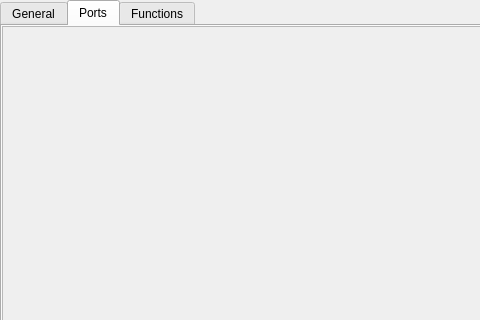
Before: the Qt Designer form src/GUI/blockDialogCreate/createblock.ui in jurajkula/ICP, drawn with Qt 5; both pictures show x 0 to 480 and y 0 to 320 of the 643 by 494 pixel window.
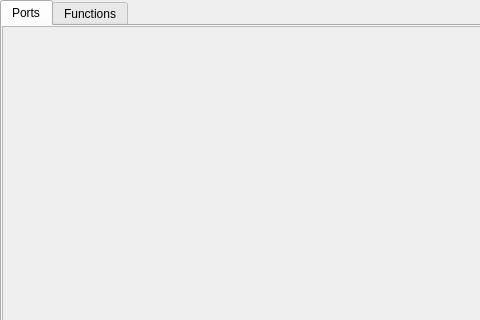
After: the same form once the commit is applied.

Patch:
```diff
--- a/src/GUI/blockDialogCreate/createblock.ui
+++ b/src/GUI/blockDialogCreate/createblock.ui
@@ -41,11 +41,6 @@
    <property name="currentIndex">
     <number>1</number>
    </property>
-   <widget class="QWidget" name="tabGeneral">
-    <attribute name="title">
-     <string>General</string>
-    </attribute>
-   </widget>
    <widget class="QWidget" name="tabPorts">
     <attribute name="title">
      <string>Ports</string>
```
Left out of the diff: 2 changed lines with no effect on the pictures.
